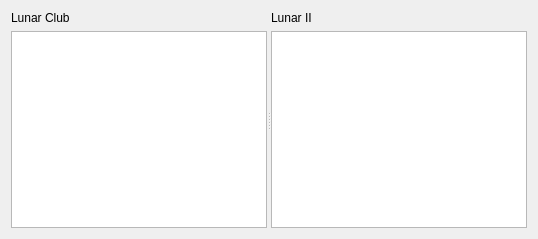
First picture: the form in python/res/ui/widgets/features_tab.ui, repository mareuter/lunar-club-tools, before the edit.
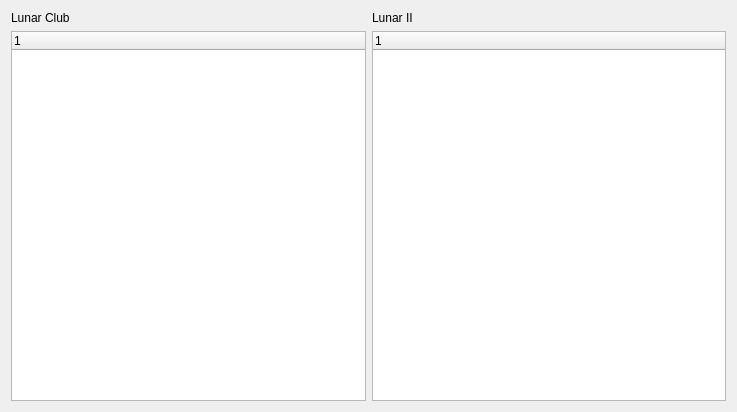
Second picture: the form after the edit.

Commit message: Refs #13. Changing tree views to tree widgets.

What changed in the file:
```diff
--- a/python/res/ui/widgets/features_tab.ui
+++ b/python/res/ui/widgets/features_tab.ui
@@ -6,8 +6,8 @@
    <rect>
     <x>0</x>
     <y>0</y>
-    <width>538</width>
-    <height>239</height>
+    <width>737</width>
+    <height>412</height>
    </rect>
   </property>
   <property name="windowTitle">
@@ -15,11 +15,6 @@
   </property>
   <layout class="QHBoxLayout" name="horizontalLayout">
    <item>
-    <widget class="QSplitter" name="splitter">
-     <property name="orientation">
-      <enum>Qt::Horizontal</enum>
-     </property>
-     <widget class="QWidget" name="">
       <layout class="QVBoxLayout" name="verticalLayout">
        <item>
         <widget class="QLabel" name="lunar_club_label">
@@ -29,11 +24,17 @@
         </widget>
        </item>
        <item>
-        <widget class="QTreeView" name="treeView"/>
-       </item>
-      </layout>
-     </widget>
-     <widget class="QWidget" name="">
+      <widget class="QTreeWidget" name="lunar_club_tree">
+       <column>
+        <property name="text">
+         <string notr="true">1</string>
+        </property>
+       </column>
+      </widget>
+     </item>
+    </layout>
+   </item>
+   <item>
       <layout class="QVBoxLayout" name="verticalLayout_2">
        <item>
         <widget class="QLabel" name="lunar_ii_label">
@@ -43,11 +44,15 @@
         </widget>
        </item>
        <item>
-        <widget class="QTreeView" name="treeView_2"/>
-       </item>
-      </layout>
-     </widget>
-    </widget>
+      <widget class="QTreeWidget" name="lunar_ii_tree">
+       <column>
+        <property name="text">
+         <string notr="true">1</string>
+        </property>
+       </column>
+      </widget>
+     </item>
+    </layout>
    </item>
   </layout>
  </widget>
```
Lines whose indentation alone changed are shown as unchanged.
